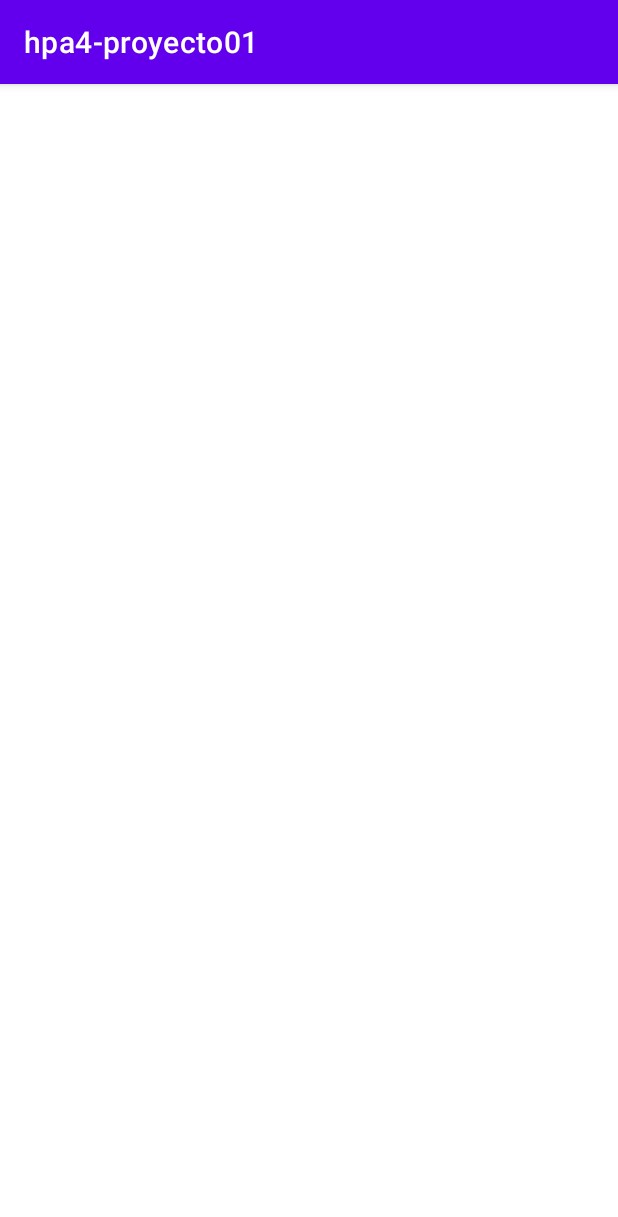
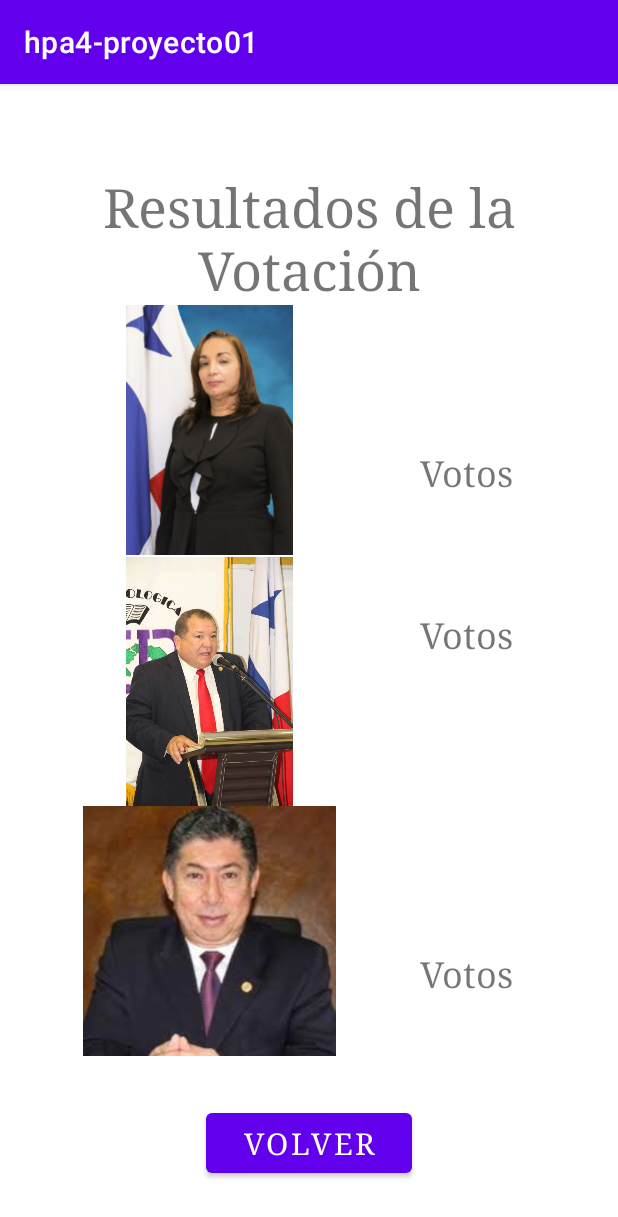
Before and after one commit to jeancj09/hpa4-proyecto01, an Android app: the PantallaResultados screen opened directly, with no data from a screen before it, on a phone screen of 412 x 824 dp. Shown: the top 1217 px of the screen. Run offline under Robolectric (Android 15) with nearby library versions, the phone set to English and light mode, and no system bars.

Commit message:
Mejora de Pantalla de Votación y Pantalla de Resultados. Inclusión de las imágenes de los candidatos.

```diff
--- a/app/src/main/java/com/jeanj/hpa4_proyecto01/MainActivity.java
+++ b/app/src/main/java/com/jeanj/hpa4_proyecto01/MainActivity.java
@@ -1,6 +1,5 @@
 package com.jeanj.hpa4_proyecto01;
 
-import androidx.appcompat.app.AlertDialog;
 import androidx.appcompat.app.AppCompatActivity;
 
 import android.content.Context;
@@ -10,8 +9,6 @@ import android.view.View;
 import android.widget.Button;
 import android.widget.EditText;
 import android.widget.Toast;
-
-import java.util.ArrayList;
 
 public class MainActivity extends AppCompatActivity {
     EditText etcedula;
@@ -116,7 +113,7 @@ public class MainActivity extends AppCompatActivity {
         }
 
 
-        bttIS = findViewById(R.id.bttIS);
+        bttIS = findViewById(R.id.bttback);
         etcedula= findViewById(R.id.etcedula);
 
         bttIS.setOnClickListener(new View.OnClickListener() {
--- a/app/src/main/res/layout/activity_pantalla_resultados.xml
+++ b/app/src/main/res/layout/activity_pantalla_resultados.xml
@@ -6,4 +6,111 @@
     android:layout_height="match_parent"
     tools:context=".PantallaResultados">
 
+    <TextView
+        android:id="@+id/votos3"
+        android:layout_width="wrap_content"
+        android:layout_height="wrap_content"
+        android:layout_marginEnd="70dp"
+        android:layout_marginBottom="39dp"
+        android:fontFamily="serif"
+        android:text="Votos"
+        android:textAlignment="center"
+        android:textSize="24sp"
+        app:layout_constraintBottom_toBottomOf="@+id/candidato3"
+        app:layout_constraintEnd_toEndOf="parent"
+        app:layout_constraintStart_toEndOf="@+id/candidato3" />
+
+    <TextView
+        android:id="@+id/votos2"
+        android:layout_width="wrap_content"
+        android:layout_height="wrap_content"
+        android:layout_marginTop="36dp"
+        android:layout_marginEnd="70dp"
+        android:fontFamily="serif"
+        android:text="Votos"
+        android:textAlignment="center"
+        android:textSize="24sp"
+        app:layout_constraintEnd_toEndOf="parent"
+        app:layout_constraintStart_toEndOf="@+id/candidato2"
+        app:layout_constraintTop_toTopOf="@+id/candidato2" />
+
+    <TextView
+        android:id="@+id/tv1"
+        android:layout_width="wrap_content"
+        android:layout_height="wrap_content"
+        android:layout_marginTop="58dp"
+        android:fontFamily="serif"
+        android:text="Resultados de la Votación"
+        android:textAlignment="center"
+        android:textSize="36sp"
+        app:layout_constraintBottom_toTopOf="@+id/candidato1"
+        app:layout_constraintStart_toStartOf="parent"
+        app:layout_constraintTop_toTopOf="parent" />
+
+    <ImageView
+        android:id="@+id/candidato1"
+        android:layout_width="0dp"
+        android:layout_height="0dp"
+        android:layout_marginStart="19dp"
+        android:layout_marginEnd="20dp"
+        android:layout_marginBottom="1dp"
+        app:layout_constraintBottom_toTopOf="@+id/candidato2"
+        app:layout_constraintEnd_toStartOf="@+id/votos1"
+        app:layout_constraintStart_toStartOf="parent"
+        app:layout_constraintTop_toBottomOf="@+id/tv1"
+        app:srcCompat="@drawable/vivian_valenzuela" />
+
+    <ImageView
+        android:id="@+id/candidato2"
+        android:layout_width="0dp"
+        android:layout_height="0dp"
+        android:layout_marginStart="19dp"
+        android:layout_marginEnd="20dp"
+        app:layout_constraintBottom_toTopOf="@+id/candidato3"
+        app:layout_constraintEnd_toStartOf="@+id/votos2"
+        app:layout_constraintStart_toStartOf="parent"
+        app:layout_constraintTop_toBottomOf="@+id/candidato1"
+        app:srcCompat="@drawable/omar_aizpurua" />
+
+    <ImageView
+        android:id="@+id/candidato3"
+        android:layout_width="0dp"
+        android:layout_height="0dp"
+        android:layout_marginStart="19dp"
+        android:layout_marginEnd="20dp"
+        android:layout_marginBottom="32dp"
+        app:layout_constraintBottom_toTopOf="@+id/bttback"
+        app:layout_constraintEnd_toStartOf="@+id/votos3"
+        app:layout_constraintStart_toStartOf="parent"
+        app:layout_constraintTop_toBottomOf="@+id/candidato2"
+        app:srcCompat="@drawable/matin_candanedo" />
+
+    <Button
+        android:id="@+id/bttback"
+        android:layout_width="137dp"
+        android:layout_height="52dp"
+        android:layout_marginBottom="36dp"
+        android:fontFamily="serif"
+        android:text="Volver"
+        android:textAlignment="center"
+        android:textSize="20sp"
+        app:layout_constraintBottom_toBottomOf="parent"
+        app:layout_constraintEnd_toEndOf="parent"
+        app:layout_constraintStart_toStartOf="parent"
+        app:layout_constraintTop_toBottomOf="@+id/candidato3" />
+
+    <TextView
+        android:id="@+id/votos1"
+        android:layout_width="wrap_content"
+        android:layout_height="wrap_content"
+        android:layout_marginEnd="70dp"
+        android:layout_marginBottom="39dp"
+        android:fontFamily="serif"
+        android:text="Votos"
+        android:textAlignment="center"
+        android:textSize="24sp"
+        app:layout_constraintBottom_toBottomOf="@+id/candidato1"
+        app:layout_constraintEnd_toEndOf="parent"
+        app:layout_constraintStart_toEndOf="@+id/candidato1" />
+
 </androidx.constraintlayout.widget.ConstraintLayout>
```
Also changed, not shown: app/src/main/java/com/jeanj/hpa4_proyecto01/PantallaVotacion.java (+3 -21 lines), app/src/main/res/layout/activity_main.xml (+4 -3 lines), app/src/main/res/layout/activity_pantalla_votacion.xml (+4 -22 lines), app/src/main/res/drawable/matin_candanedo.jpeg (added), app/src/main/res/drawable/omar_aizpurua.jpeg (added), app/src/main/res/drawable/vivian_valenzuela.png (added).
